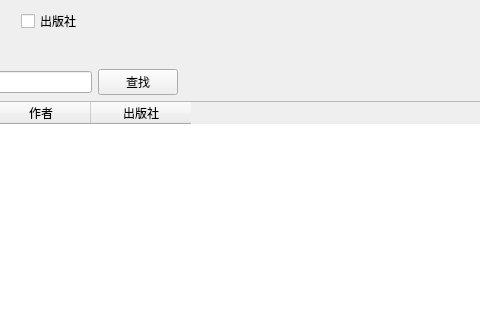
li1553770945/course-design-GUI, file FindWindow.ui: the form before one commit; both pictures show x 219 to 699 and y 0 to 320 of the 800 by 600 pixel window.
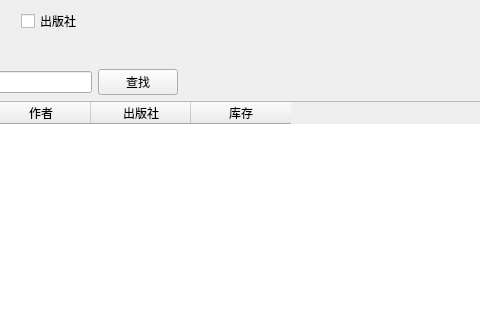
The form after the commit.

The edit to the form file:
```diff
--- a/FindWindow.ui
+++ b/FindWindow.ui
@@ -120,6 +120,11 @@
         <string>出版社</string>
        </property>
       </column>
+      <column>
+       <property name="text">
+        <string>库存</string>
+       </property>
+      </column>
      </widget>
     </item>
    </layout>
```
Left out of the diff: 15 changed lines with no effect on the pictures.
